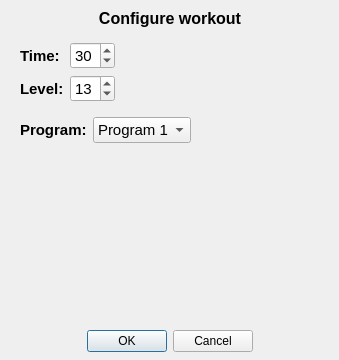
CGodiksen/exercise-bike-logger, file resources/configuredialog.ui: the form before one commit.
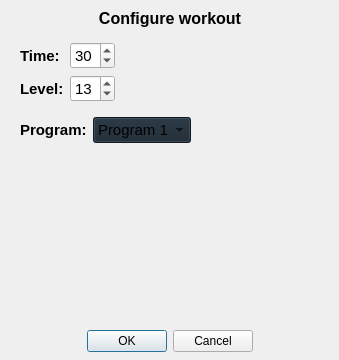
The form after the commit. Custom widgets are drawn as their Qt base class.

Commit message:
Configured the UI so it fits the new dark style better.
it does however still need some more improvements like the combobox.

```diff
--- a/resources/configuredialog.ui
+++ b/resources/configuredialog.ui
@@ -112,6 +112,9 @@
           <pointsize>11</pointsize>
          </font>
         </property>
+        <property name="styleSheet">
+         <string notr="true">background-color: rgb(24, 37, 48);</string>
+        </property>
         <item>
          <property name="text">
           <string>Program 1</string>
```
The commit also changes 6 other files.
